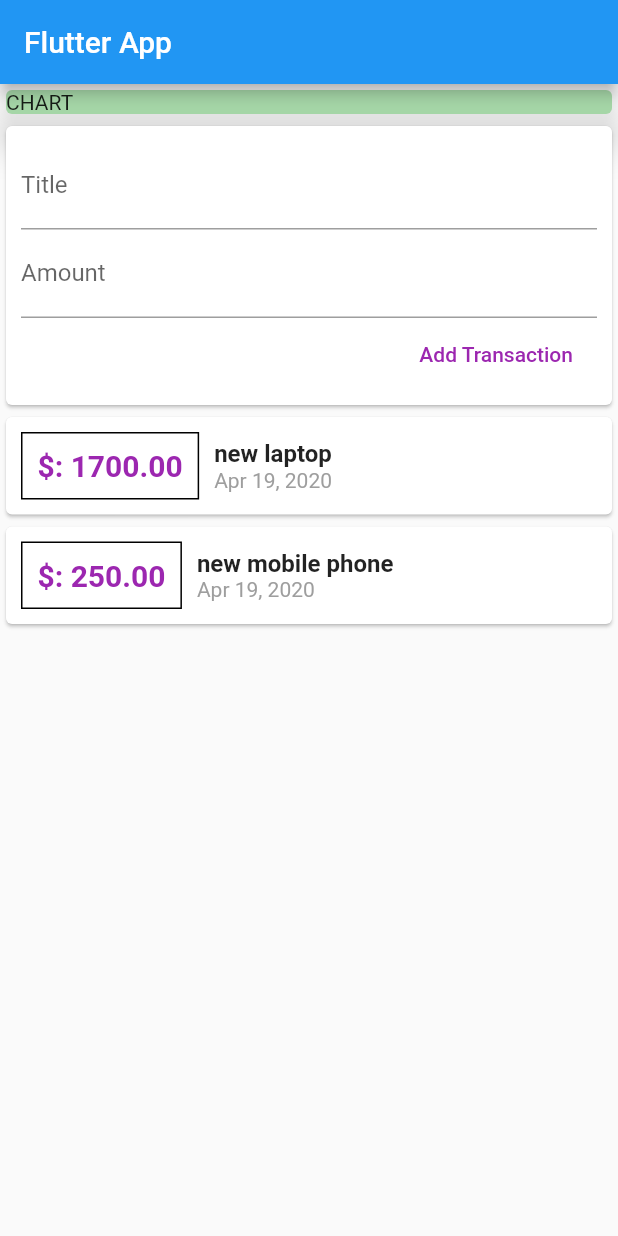
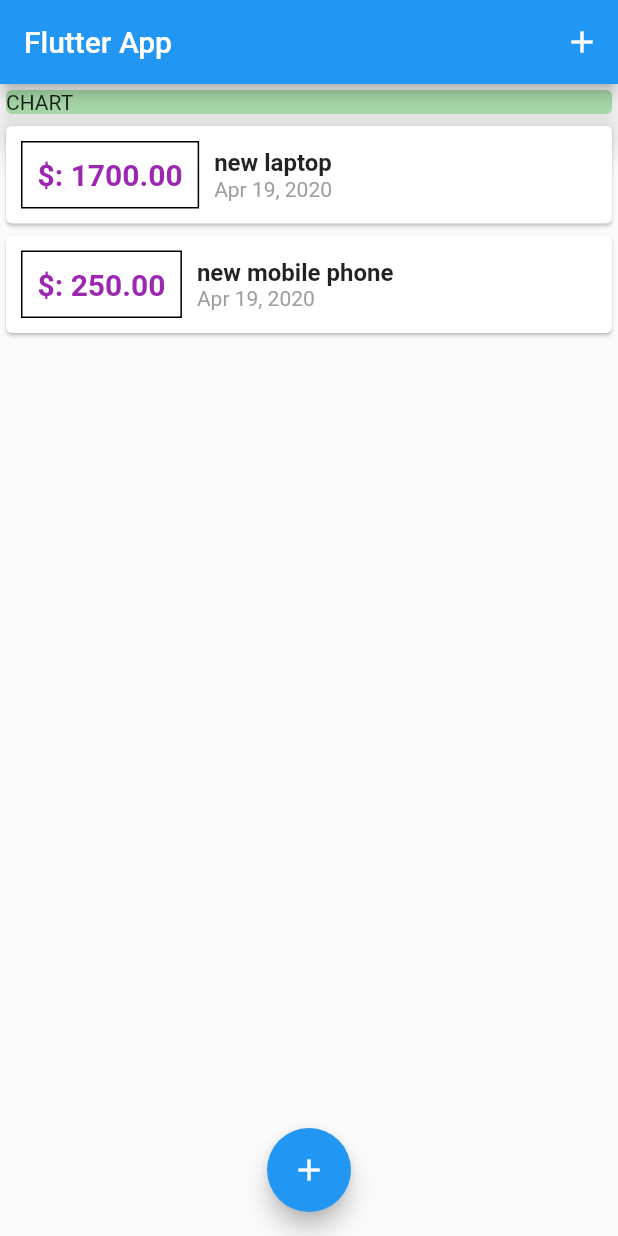
Before and after one commit to diipak-singh/expenses_palnner, a Flutter app: the screen it shows after launch, on a phone screen of 412 x 824 dp. Run offline on Flutter 3.47's test engine with Material 2 defaults, Android fonts, the phone set to English and light mode, and no system bars.

```diff
--- a/lib/main.dart
+++ b/lib/main.dart
@@ -1,5 +1,8 @@
-import './widgets/user_transactions.dart';
+import './widgets/transaction_list.dart';
+
+import './widgets/new_transactions.dart';
 import 'package:flutter/material.dart';
+import './models/transaction.dart';
 //import 'package:expenses_planner/transaction.dart';
 
 void main() => runApp(MyApp());
@@ -10,24 +13,73 @@ class MyApp extends StatelessWidget {
     return MaterialApp(
       title: 'Flutter App',
       home: MyHomePage(),
+      debugShowCheckedModeBanner: false,
     );
   }
 }
 
-class MyHomePage extends StatelessWidget {
+class MyHomePage extends StatefulWidget {
   // String titleInput;
   // String amountInput;
-  final titleController = TextEditingController();
-  final amountController = TextEditingController();
+  @override
+  _MyHomePageState createState() => _MyHomePageState();
+}
+
+class _MyHomePageState extends State<MyHomePage> {
+  final List<Transaction> _userTransactions = [
+    Transaction(
+      id: '1',
+      title: 'new laptop',
+      amount: 1700.0,
+      date: DateTime.now(),
+    ),
+    Transaction(
+      id: '2',
+      title: 'new mobile phone',
+      amount: 250.0,
+      date: DateTime.now(),
+    ),
+  ];
+
+  void _addNewTransaction(String txTitle, double txAmount) {
+    final newTx = Transaction(
+      id: DateTime.now().toString(),
+      title: txTitle,
+      amount: txAmount,
+      date: DateTime.now(),
+    );
+
+    setState(() {
+      _userTransactions.add(newTx);
+    });
+  }
+
+  void _startAddNewTransaction(BuildContext ctx) {
+    showModalBottomSheet(
+        context: ctx,
+        builder: (_) {
+          return GestureDetector(
+            onTap: () {},
+            child: NewTransaction(_addNewTransaction),
+            behavior: HitTestBehavior.opaque,
+          );
+        });
+  }
 
   @override
   Widget build(BuildContext context) {
     return Scaffold(
       appBar: AppBar(
         title: Text('Flutter App'),
+        actions: <Widget>[
+          IconButton(
+            icon: Icon(Icons.add),
+            onPressed: () => _startAddNewTransaction(context),
+          ),
+        ],
       ),
       body: SingleChildScrollView(
-              child: Column(
+        child: Column(
           //mainAxisAlignment: MainAxisAlignment.start,
           crossAxisAlignment: CrossAxisAlignment.stretch,
           children: <Widget>[
@@ -39,9 +91,14 @@ class MyHomePage extends StatelessWidget {
                 elevation: 10,
               ),
             ),
-            UserTransactions()
+            TransactionList(_userTransactions),
           ],
         ),
+      ),
+      floatingActionButtonLocation: FloatingActionButtonLocation.centerFloat,
+      floatingActionButton: FloatingActionButton(
+        child: Icon(Icons.add),
+        onPressed: () => _startAddNewTransaction(context),
       ),
     );
   }
--- a/lib/widgets/new_transactions.dart
+++ b/lib/widgets/new_transactions.dart
@@ -1,11 +1,18 @@
 import 'package:flutter/material.dart';
 
-class NewTransaction extends StatelessWidget {
+class NewTransaction extends StatefulWidget {
   final Function addTx;
-  final titleController = TextEditingController();
-  final amountController = TextEditingController();
 
   NewTransaction(this.addTx);
+
+  @override
+  _NewTransactionState createState() => _NewTransactionState();
+}
+
+class _NewTransactionState extends State<NewTransaction> {
+  final titleController = TextEditingController();
+
+  final amountController = TextEditingController();
 
   void submitData() {
     final enteredTitle = titleController.text;
@@ -15,10 +22,11 @@ class NewTransaction extends StatelessWidget {
       return;
     }
 
-    addTx(
+    widget.addTx(
       enteredTitle,
       enteredAmount,
     );
+    Navigator.of(context).pop();
   }
 
   @override
--- a/lib/widgets/user_transactions.dart
+++ /dev/null
@@ -1,52 +0,0 @@
-import 'package:flutter/material.dart';
-import './new_transactions.dart';
-import './transaction_list.dart';
-import '../models/transaction.dart';
-
-class UserTransactions extends StatefulWidget {
-  @override
-  _UserTransactionsState createState() => _UserTransactionsState();
-}
-
-class _UserTransactionsState extends State<UserTransactions> {
-  final List<Transaction> _userTransactions = [
-    Transaction(
-      id: '1',
-      title: 'new laptop',
-      amount: 1700.0,
-      date: DateTime.now(),
-    ),
-    Transaction(
-      id: '2',
-      title: 'new mobile phone',
-      amount: 250.0,
-      date: DateTime.now(),
-    ),
-  ];
-
-  void _addNewTransaction(String txTitle, double txAmount) {
-
-    final newTx = Transaction(
-      id: DateTime.now().toString(),
-      title: txTitle,
-      amount: txAmount,
-      date: DateTime.now(),
-    );
-
-    setState(() {
-      _userTransactions.add(newTx);
-    });
-  }
-
-
-
-  @override
-  Widget build(BuildContext context) {
-    return Column(
-      children: <Widget>[
-        NewTransaction(_addNewTransaction),
-        TransactionList(_userTransactions),
-      ],
-    );
-  }
-}
```
